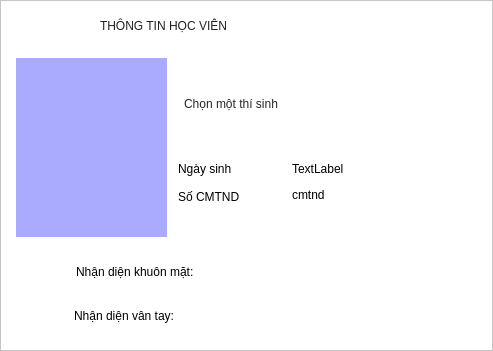
Lam-dev/TheoryFaceRecognition, file SettingScreen/Ui/CacBuocThemDuLieu/HienThiThongTinThiSinh.ui: the form before one commit.
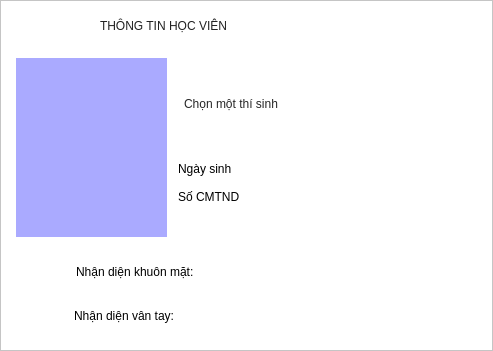
The form after the commit. Icons and pictures are not drawn.

Diff of the .ui file:
```diff
--- a/SettingScreen/Ui/CacBuocThemDuLieu/HienThiThongTinThiSinh.ui
+++ b/SettingScreen/Ui/CacBuocThemDuLieu/HienThiThongTinThiSinh.ui
@@ -103,7 +103,7 @@
     </rect>
    </property>
    <property name="text">
-    <string>TextLabel</string>
+    <string/>
    </property>
   </widget>
   <widget class="QLabel" name="label_soCMTND">
@@ -129,7 +129,7 @@
     </rect>
    </property>
    <property name="text">
-    <string>cmtnd</string>
+    <string/>
    </property>
   </widget>
   <widget class="QLabel" name="label_faceIcon">
```
